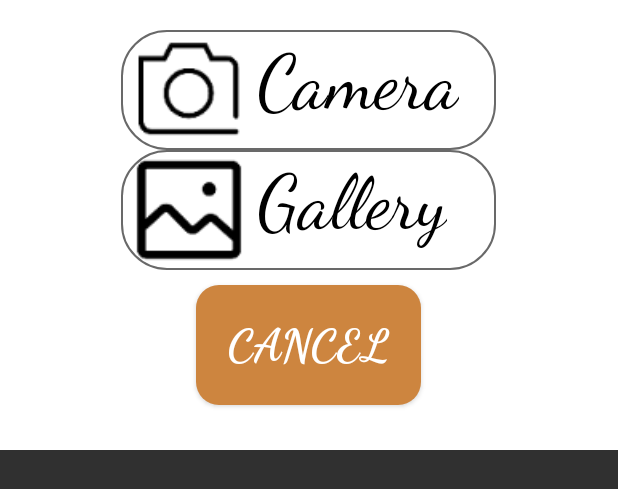
After one commit to yongyanLin/DogFinder, an Android app: the layout popup_window.xml on its own in the app's theme, with its tools: preview values and no code run, on a phone screen of 412 x 824 dp. The commit adds this screen. Shown: the top 489 px of the screen. Run offline under Robolectric (Android 15) with nearby library versions, the phone set to English and light mode, and no system bars.

Commit message:
update layout

```diff
--- /dev/null
+++ b/app/src/main/res/drawable/popup_btn.xml
@@ -0,0 +1,7 @@
+<?xml version="1.0" encoding="utf-8"?>
+<shape xmlns:android="http://schemas.android.com/apk/res/android"
+    android:shape="rectangle">
+    <stroke android:color="@color/dimgray" android:width="@dimen/dimen_1dp"></stroke>
+    <corners android:radius="@dimen/dimen_30dp"></corners>
+    <solid android:color="@color/white"></solid>
+</shape>
--- /dev/null
+++ b/app/src/main/res/layout/popup_window.xml
@@ -0,0 +1,75 @@
+<?xml version="1.0" encoding="utf-8"?>
+<LinearLayout xmlns:android="http://schemas.android.com/apk/res/android"
+    android:layout_width="match_parent"
+    android:layout_height="@dimen/dimen_300dp"
+    android:background="@color/white"
+    android:orientation="vertical"
+    android:id="@+id/pop_layout">
+        <LinearLayout
+            android:layout_marginTop="@dimen/dimen_20dp"
+            android:clickable="true"
+            android:id="@+id/camera_btn"
+            android:layout_width="@dimen/dimen_250dp"
+            android:layout_height="wrap_content"
+            android:orientation="horizontal"
+            android:layout_gravity="center"
+            android:background="@drawable/popup_btn">
+            <ImageView
+                android:layout_marginLeft="@dimen/dimen_5dp"
+                android:layout_width="@dimen/dimen_80dp"
+                android:layout_height="@dimen/dimen_80dp"
+                android:background="@mipmap/camera_black">
+            </ImageView>
+            <TextView
+                android:layout_marginRight="@dimen/dimen_5dp"
+                android:layout_marginLeft="@dimen/dimen_5dp"
+                android:layout_marginTop="@dimen/dimen_5dp"
+                android:layout_width="wrap_content"
+                android:layout_height="wrap_content"
+                android:text="@string/camera"
+                android:textColor="@color/black"
+                android:fontFamily="cursive"
+                android:textSize="@dimen/dimen_50sp"
+                android:gravity="center">
+            </TextView>
+        </LinearLayout>
+        <LinearLayout
+            android:clickable="true"
+            android:layout_width="@dimen/dimen_250dp"
+            android:id="@+id/gallery_btn"
+            android:layout_height="wrap_content"
+            android:orientation="horizontal"
+            android:layout_gravity="center"
+            android:background="@drawable/popup_btn">
+            <ImageView
+                android:layout_marginLeft="@dimen/dimen_5dp"
+                android:layout_width="@dimen/dimen_80dp"
+                android:layout_height="@dimen/dimen_80dp"
+                android:background="@mipmap/album">
+            </ImageView>
+            <TextView
+                android:layout_marginRight="@dimen/dimen_5dp"
+                android:layout_marginLeft="@dimen/dimen_5dp"
+                android:layout_marginTop="@dimen/dimen_5dp"
+                android:layout_width="wrap_content"
+                android:layout_height="wrap_content"
+                android:text="@string/gallery"
+                android:textColor="@color/black"
+                android:fontFamily="cursive"
+                android:textSize="@dimen/dimen_50sp"
+                android:gravity="center">
+            </TextView>
+        </LinearLayout>
+        <Button
+            android:id="@+id/cancel"
+            android:layout_width="@dimen/dimen_150dp"
+            android:layout_height="@dimen/dimen_80dp"
+            android:background="@drawable/register_btn"
+            android:text="@string/cancel"
+            android:fontFamily="cursive"
+            android:textSize="@dimen/dimen_30sp"
+            android:textStyle="bold"
+            android:layout_gravity="center"
+            android:layout_marginTop="@dimen/dimen_10dp">
+        </Button>
+</LinearLayout>
--- a/app/src/main/res/values/dimens.xml
+++ b/app/src/main/res/values/dimens.xml
@@ -1,5 +1,7 @@
 <?xml version="1.0" encoding="utf-8"?>
 <resources>
+    <dimen name="dimen_1dp">1dp</dimen>
+    <dimen name="dimen_80dp">80dp</dimen>
     <dimen name="dimen_20dp">20dp</dimen>
     <dimen name="dimen_50dp">50dp</dimen>
     <dimen name="dimen_250dp">250dp</dimen>
--- a/app/src/main/res/values/strings.xml
+++ b/app/src/main/res/values/strings.xml
@@ -17,4 +17,7 @@
     <string name="adoptSquareTitle">Adopt Dogs</string>
     <string name="openNavigation">Open the navigation menu</string>
     <string name="closeNavigation">Close the navigation menu</string>
+    <string name="camera">Camera</string>
+    <string name="gallery">Gallery</string>
+    <string name="cancel">Cancel</string>
 </resources>
```
Also changed, not shown: app/src/main/java/com/example/dogfinder/Activity/IndexActivity.java (+39 -1 lines), app/src/main/java/com/example/dogfinder/Utils/PopUpUtil.java (added, +81 -0 lines), app/src/main/res/anim/popup_exit.xml (added, +11 -0 lines), app/src/main/res/anim/popup_show.xml (added, +11 -0 lines), app/src/main/res/values/styles.xml (added, +7 -0 lines).
